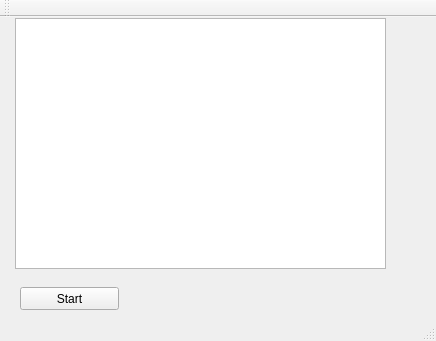
Old version of the form simulation-visualizer/simvis/mainwindow.ui in the repository DSRC-GPU/CrowGenCpp.
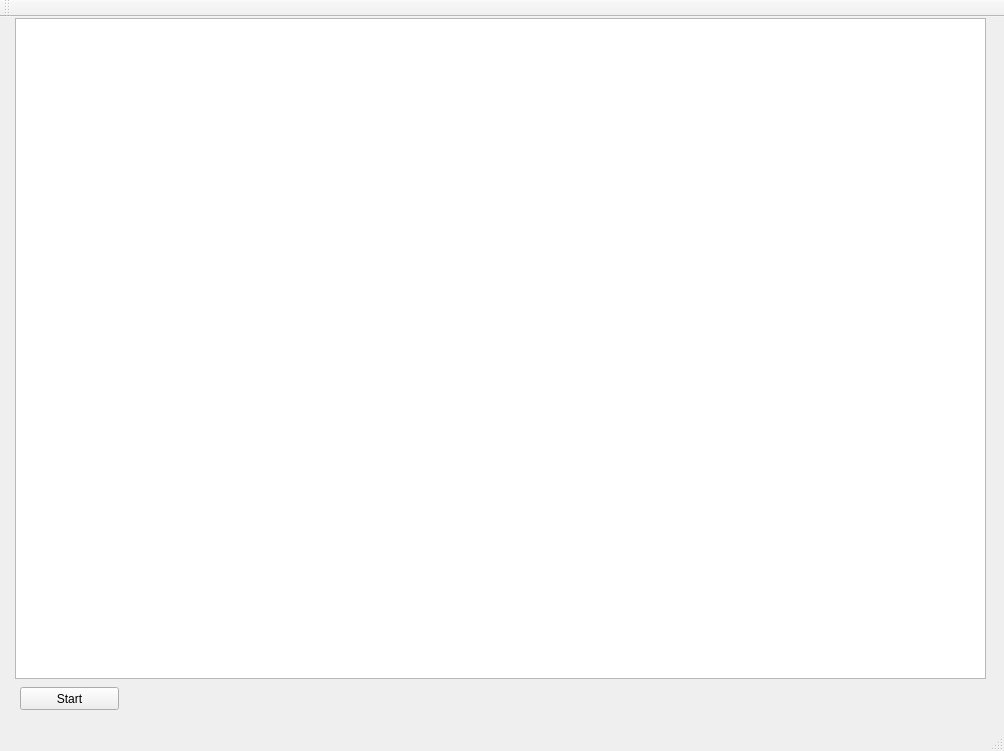
New version of the form.

```diff
--- a/simulation-visualizer/simvis/mainwindow.ui
+++ b/simulation-visualizer/simvis/mainwindow.ui
@@ -6,8 +6,8 @@
    <rect>
     <x>0</x>
     <y>0</y>
-    <width>436</width>
-    <height>341</height>
+    <width>1004</width>
+    <height>751</height>
    </rect>
   </property>
   <property name="windowTitle">
@@ -19,8 +19,8 @@
      <rect>
       <x>15</x>
       <y>1</y>
-      <width>371</width>
-      <height>251</height>
+      <width>971</width>
+      <height>661</height>
      </rect>
     </property>
    </widget>
@@ -28,7 +28,7 @@
     <property name="geometry">
      <rect>
       <x>20</x>
-      <y>270</y>
+      <y>670</y>
       <width>99</width>
       <height>23</height>
      </rect>
```
Left out of the diff: 2 changed lines with no effect on the pictures.
